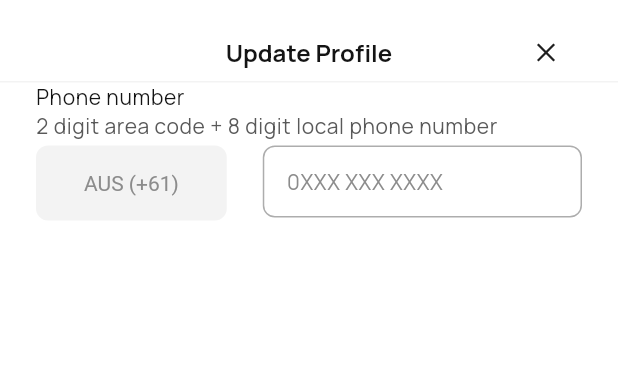
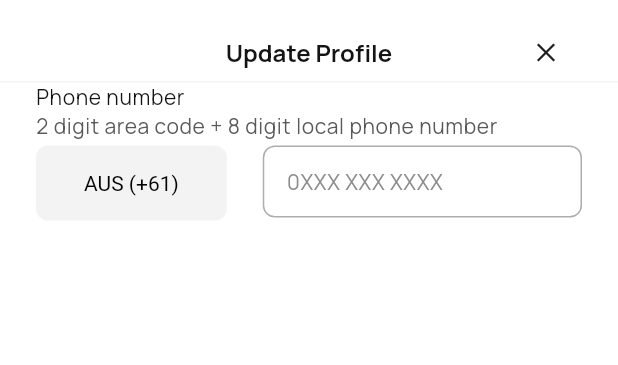
Before and after one commit to hellomentorplus/hatspace, a Flutter app: the UpdatePhoneNoBottomSheetView widget shown alone on an empty page, opened directly, on a phone screen of 412 x 824 dp. Shown: the top 365 px of the screen. Run offline on Flutter 3.47's test engine with Material 3 defaults, Android fonts, the phone set to English and light mode, and no system bars; our stand-ins replace cached_network_image, clock, cloud_firestore, device_info_plus, equatable, firebase_auth and 13 more; missing offline and left inert: flutter_facebook_auth, photo_manager, shake; accounts and stored records are empty; generated files the repository leaves out were written again.

Commit message:
[hs-402] minor change in color

```diff
--- a/lib/features/booking/widgets/update_phone_no_bottom_sheet_view.dart
+++ b/lib/features/booking/widgets/update_phone_no_bottom_sheet_view.dart
@@ -76,13 +76,15 @@ class _UpdatePhoneNoBottomSheetBody
                                       alignment: Alignment.centerLeft,
                                       backgroundColor: MaterialStatePropertyAll(
                                           HSColor.neutral10),
+                                      foregroundColor:
+                                          MaterialStatePropertyAll<Color>(
+                                              HSColor.black),
                                       textStyle:
                                           MaterialStatePropertyAll<TextStyle>(
                                               TextStyle(
-                                                  fontSize:
-                                                      FontStyleGuide.fontSize14,
-                                                  fontWeight: FontWeight.w400,
-                                                  color: HSColor.neutral9)))),
+                                        fontSize: FontStyleGuide.fontSize14,
+                                        fontWeight: FontWeight.w400,
+                                      )))),
                               const SizedBox(width: HsDimens.spacing24),
                               Expanded(
                                   child: HatSpaceInputText(
```
